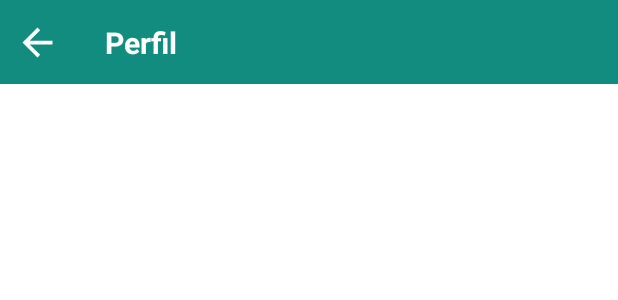
After one commit to bruunobs/CloneWhatsApp, an Android app: the layout activity_perfil.xml on its own in the app's theme, with its tools: preview values and no code run, on a phone screen of 412 x 824 dp. The commit adds this screen. Shown: the top 300 px of the screen. Run offline under Robolectric (Android 15) with nearby library versions, the phone set to English and light mode, and no system bars; Roboto replaces fonts that are not available here.

Commit message:
Add Perfil Activity

```diff
--- /dev/null
+++ b/app/src/main/res/layout/activity_perfil.xml
@@ -0,0 +1,42 @@
+<?xml version="1.0" encoding="utf-8"?>
+<androidx.constraintlayout.widget.ConstraintLayout xmlns:android="http://schemas.android.com/apk/res/android"
+    xmlns:app="http://schemas.android.com/apk/res-auto"
+    xmlns:tools="http://schemas.android.com/tools"
+    android:layout_width="match_parent"
+    android:layout_height="match_parent"
+    tools:context=".PerfilActivity"
+    android:backgroundTint="@color/white"
+    android:background="@color/white">
+
+    <include
+        android:id="@+id/include"
+        layout="@layout/toolbar"
+        app:layout_constraintEnd_toEndOf="parent"
+        app:layout_constraintHorizontal_bias="0.5"
+        app:layout_constraintStart_toStartOf="parent"
+        app:layout_constraintTop_toTopOf="parent" />
+
+    <ImageView
+        android:id="@+id/back_arrow_Perfil"
+        android:layout_width="30dp"
+        android:layout_height="30dp"
+        android:layout_marginStart="10dp"
+        android:src="@drawable/ic_back_arrow"
+        app:layout_constraintBottom_toBottomOf="@+id/include"
+        app:layout_constraintStart_toStartOf="parent"
+        app:layout_constraintTop_toTopOf="parent" />
+
+    <TextView
+        android:id="@+id/configuracoes"
+        android:layout_width="wrap_content"
+        android:layout_height="wrap_content"
+        android:layout_marginStart="30dp"
+        android:text="@string/perfil"
+        android:textColor="@color/white"
+        android:textSize="20sp"
+        android:textStyle="bold"
+        app:layout_constraintBottom_toBottomOf="@+id/include"
+        app:layout_constraintStart_toEndOf="@+id/back_arrow_Perfil"
+        app:layout_constraintTop_toTopOf="parent" />
+
+</androidx.constraintlayout.widget.ConstraintLayout>
```
Also changed, not shown: app/src/main/AndroidManifest.xml (+7 -5 lines), app/src/main/java/com/app/clonewhatsapp/PerfilActivity.kt (added, +26 -0 lines), app/src/main/res/values/strings.xml (+8 -0 lines).
